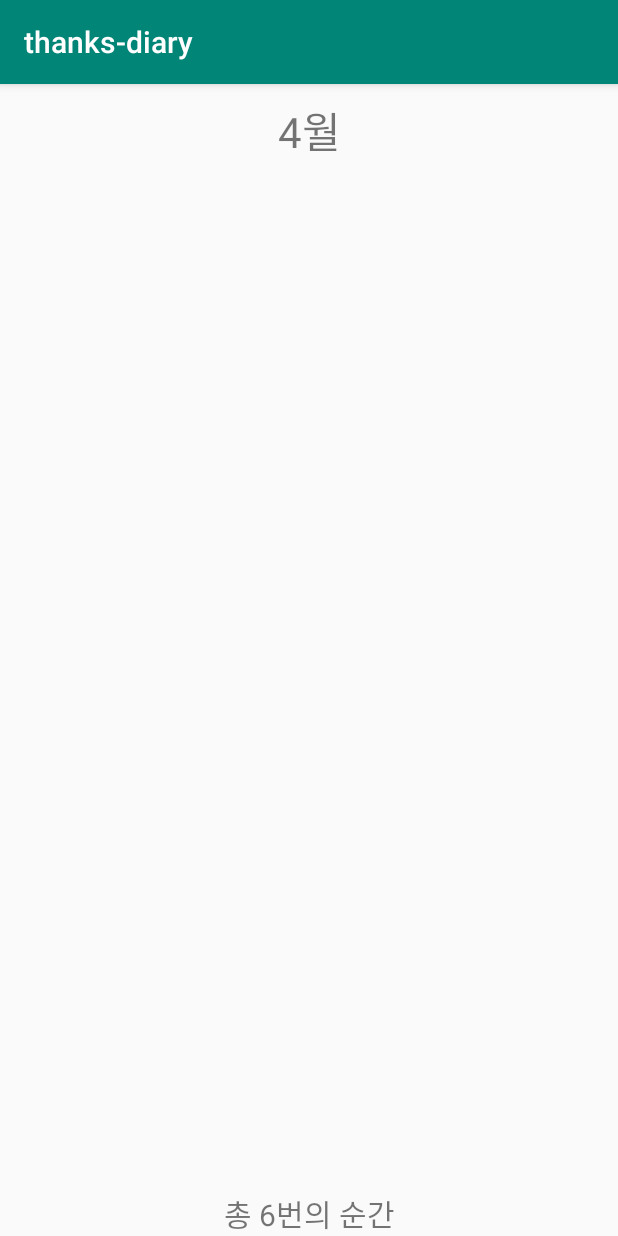
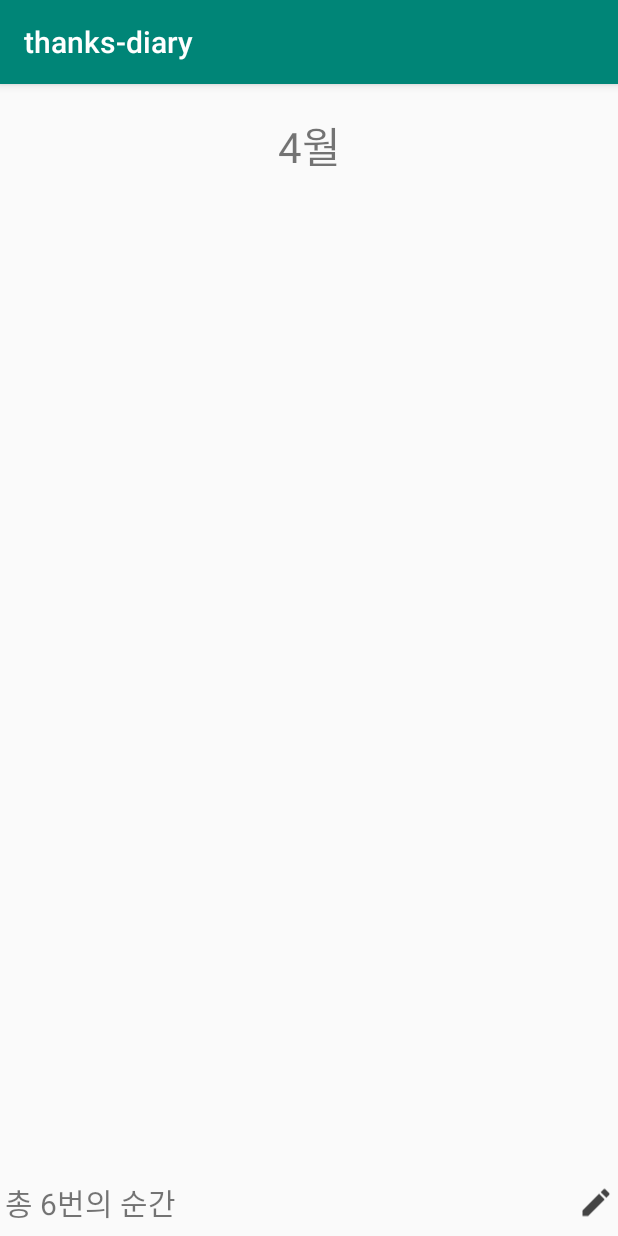
Before and after one commit to euzl/thanks-diary-android, an Android app: the screen it shows after launch (MainActivity), on a phone screen of 412 x 824 dp. Run offline under Robolectric (Android 15) with nearby library versions, the phone set to English and light mode, and no system bars.

Commit message:
[Issue #2] 메인화면 일부 위치 정렬

```diff
--- a/app/src/main/res/layout/activity_main.xml
+++ b/app/src/main/res/layout/activity_main.xml
@@ -10,7 +10,7 @@
         android:id="@+id/textView"
         android:layout_width="wrap_content"
         android:layout_height="wrap_content"
-        android:layout_marginTop="10dp"
+        android:layout_margin="@dimen/main_top_margin_size"
         android:text="4월"
         android:textSize="@dimen/month_font_size"
         app:layout_constraintBottom_toTopOf="@+id/scrollView2"
@@ -37,10 +37,25 @@
         android:id="@+id/textView2"
         android:layout_width="wrap_content"
         android:layout_height="wrap_content"
+        android:layout_margin="@dimen/main_margin_size"
         android:text="총 6번의 순간"
         android:textSize="@dimen/total_font_size"
         app:layout_constraintBottom_toBottomOf="parent"
-        app:layout_constraintEnd_toEndOf="parent"
+        app:layout_constraintEnd_toStartOf="@+id/imageView"
+        app:layout_constraintHorizontal_bias="0.0"
         app:layout_constraintStart_toStartOf="parent"
         app:layout_constraintTop_toBottomOf="@+id/scrollView2" />
+
+    <ImageView
+        android:id="@+id/imageView"
+        android:layout_width="wrap_content"
+        android:layout_height="0dp"
+        android:layout_marginStart="253dp"
+        android:layout_marginLeft="253dp"
+        android:padding="@dimen/create_padding_size"
+        app:layout_constraintBottom_toBottomOf="parent"
+        app:layout_constraintEnd_toEndOf="parent"
+        app:layout_constraintStart_toEndOf="@+id/textView2"
+        app:layout_constraintTop_toBottomOf="@+id/scrollView2"
+        app:srcCompat="@drawable/ic_create_black_24dp" />
 </androidx.constraintlayout.widget.ConstraintLayout>
--- a/app/src/main/res/values/dimens.xml
+++ b/app/src/main/res/values/dimens.xml
@@ -2,4 +2,8 @@
 <resources>
     <dimen name="month_font_size">28sp</dimen>
     <dimen name="total_font_size">20sp</dimen>
+
+    <dimen name="create_padding_size">7dp</dimen>
+    <dimen name="main_margin_size">7dp</dimen>
+    <dimen name="main_top_margin_size">20dp</dimen>
 </resources>
```
